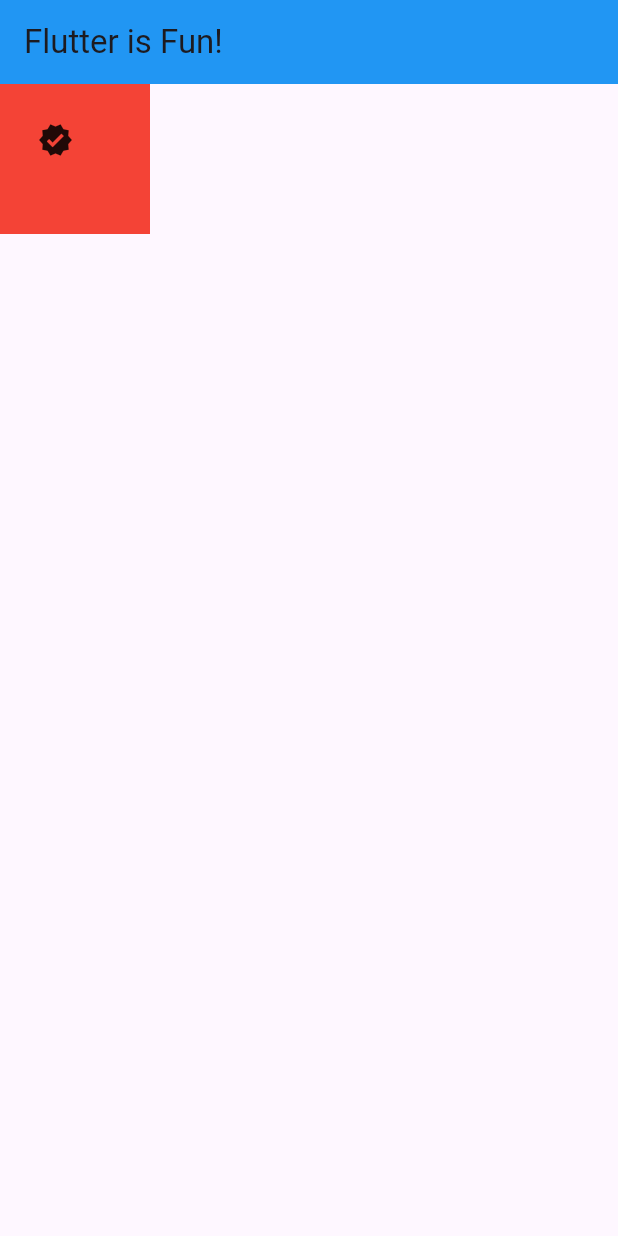
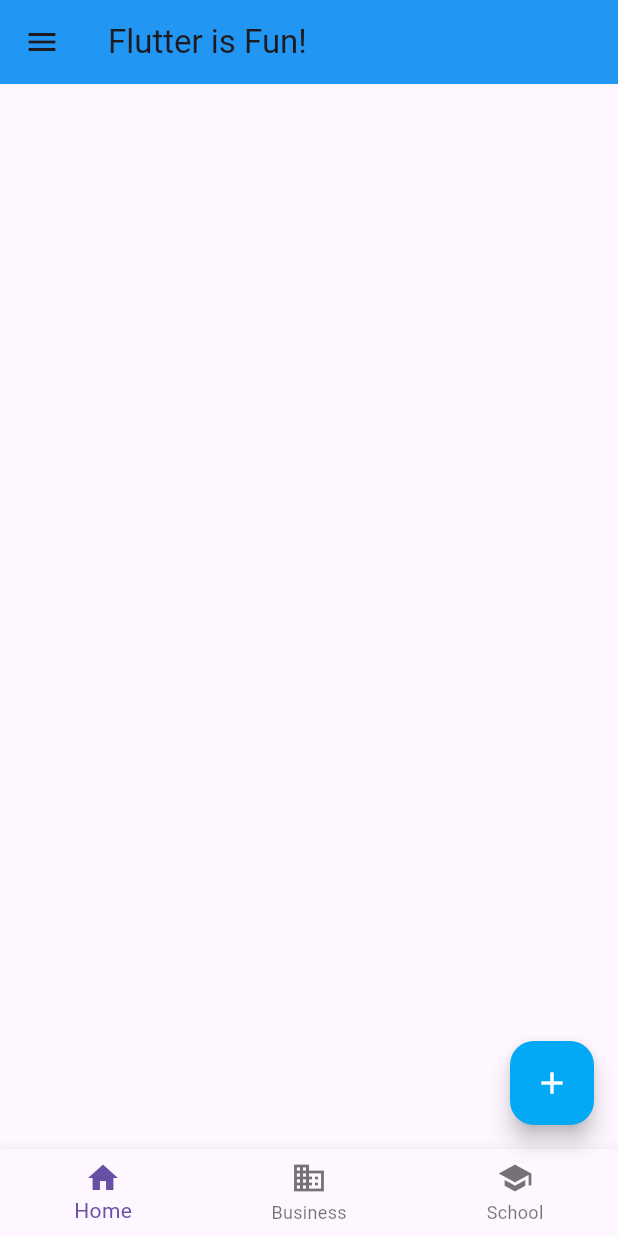
Before and after one commit to havardekodehode/fireshipfluttertutorialapp1, a Flutter app: the screen it shows after launch, on a phone screen of 412 x 824 dp. Run offline on Flutter 3.47's test engine with Material 3 defaults, Android fonts, the phone set to English and light mode, and no system bars.

Commit message:
Navigation and drawer/hamburger widgets

```diff
--- a/lib/main.dart
+++ b/lib/main.dart
@@ -15,23 +15,24 @@ class MyApp extends StatelessWidget {
           backgroundColor: Colors.blue,
           title: const Text('Flutter is Fun!'),
         ),
-        body: Stack(
-          children: [
-            Container(
-              color: Colors.red,
-              width: 100,
-              height: 100,
-            ),
-            Positioned(
-              child: Icon(Icons.verified),
-              top: 25,
-              left: 25,
-            ),
-            // Align(
-            //   child: Icon(Icons.verified),
-            //   alignment: Center,
-            // ),
+        floatingActionButton: FloatingActionButton(
+          backgroundColor: Colors.lightBlue,
+          foregroundColor: Colors.white,
+          child: Icon(Icons.add),
+          onPressed: () {
+            print('Pressed');
+          },
+        ),
+        bottomNavigationBar: BottomNavigationBar(
+          items: const [
+            BottomNavigationBarItem(icon: Icon(Icons.home), label: 'Home'),
+            BottomNavigationBarItem(
+                icon: Icon(Icons.business), label: 'Business'),
+            BottomNavigationBarItem(icon: Icon(Icons.school), label: 'School')
           ],
+        ),
+        drawer: Drawer(
+          child: Text('Hello there'),
         ),
       ),
     );
```
